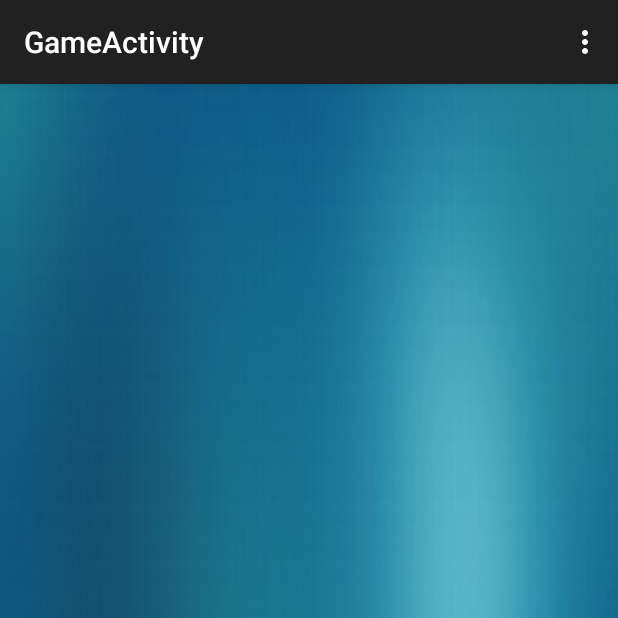
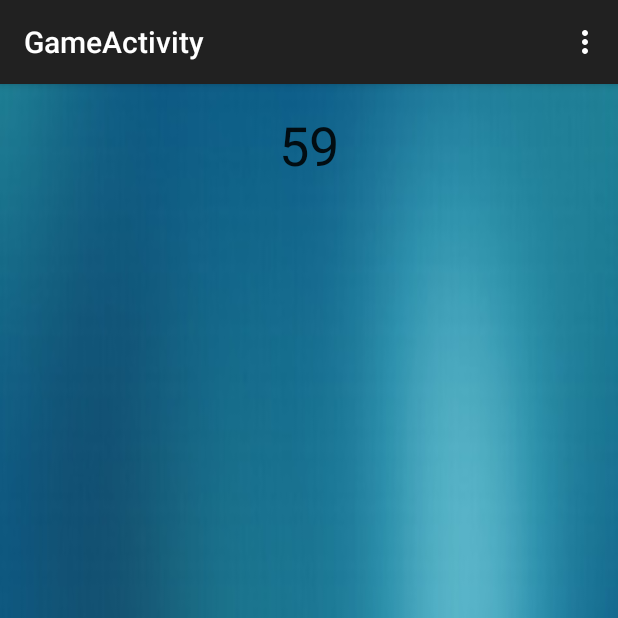
Before and after one commit to joasgarcia/IKnowThatSong, an Android app: the GameActivity screen opened directly, with no data from a screen before it, on a phone screen of 412 x 824 dp, the top half of it. Run offline under Robolectric (Android 15) with nearby library versions, the phone set to English and light mode, and no system bars.

Commit message:
Resolvendo conflitos

```diff
--- a/app/src/main/java/com/namelessproject/iknowthatsong/GameActivity.java
+++ b/app/src/main/java/com/namelessproject/iknowthatsong/GameActivity.java
@@ -4,6 +4,7 @@ import android.content.SharedPreferences;
 import android.content.pm.ActivityInfo;
 import android.media.MediaPlayer;
 import android.os.Bundle;
+import android.os.CountDownTimer;
 import android.os.SystemClock;
 import android.support.v7.app.ActionBarActivity;
 import android.view.Menu;
@@ -23,14 +24,15 @@ import java.util.HashMap;
 import java.util.List;
 import java.util.Random;
 import java.util.Timer;
+import java.util.TimerTask;
 
 public class GameActivity extends ActionBarActivity {
     MediaPlayer mp;
     ArrayList<HashMap<String, String>> listOfSong;
     ArrayList<HashMap<String, String>> listOfCurrentSongs = new ArrayList();
-    Timer timerAnimation;
     private SharedPreferences gamePrefs;
     public static final String GAME_PREFS = "ScoreFile";
+    TextView timerLabel;
 
     @Override
     protected void onCreate(Bundle savedInstanceState) {
@@ -42,16 +44,19 @@ public class GameActivity extends ActionBarActivity {
         SongsManager songsManager = new SongsManager();
         listOfSong = songsManager.getPlayList();
 
-        /*timerAnimation = new Timer();
-        timerAnimation.schedule(new TimerTask() {
-            @Override
-            public void run() {
-                createButton(0, "", false);
-                createButton(1, "", false);
-                createButton(2, "", false);
-                createButton(3, "", false);
+        timerLabel = (TextView)findViewById(R.id.txt_timer);
+
+        new CountDownTimer(60000, 1000) {
+
+            public void onTick(long millisUntilFinished) {
+                timerLabel.setText(new SimpleDateFormat("ss").format(new Date(millisUntilFinished)));
             }
-        }, 10000, 0);*/
+
+            public void onFinish() {
+                TextView _tv = (TextView)findViewById(R.id.txt_timer);
+                _tv.setText("done!");
+            }
+        }.start();
 
         newAttempt();
     }
@@ -65,9 +70,6 @@ public class GameActivity extends ActionBarActivity {
 
     @Override
     public boolean onOptionsItemSelected(MenuItem item) {
-        // Handle action bar item clicks here. The action bar will
-        // automatically handle clicks on the Home/Up button, so long
-        // as you specify a parent activity in AndroidManifest.xml.
         int id = item.getItemId();
         if (id == R.id.action_settings) {
             return true;
@@ -188,7 +190,7 @@ public class GameActivity extends ActionBarActivity {
                 });
             }
         } else{
-            timerAnimation.cancel();
+            //timer.cancel();
             mp.stop();
             buttonAnswer.setEnabled(false);
             buttonAnswer.setVisibility(View.INVISIBLE);
@@ -303,7 +305,6 @@ public class GameActivity extends ActionBarActivity {
                 scoreEdit.putString("highScores", "" + dateOutput + " - " + score);
                 scoreEdit.commit();
             }
-
         }
     }
 }
--- a/app/src/main/res/layout/activity_game.xml
+++ b/app/src/main/res/layout/activity_game.xml
@@ -15,10 +15,10 @@
         android:layout_height="wrap_content"
         android:text=""
         android:id="@+id/btn_0"
-        android:layout_marginTop="48dp"
         android:visibility="invisible"
-        android:layout_alignParentTop="true"
-        android:layout_alignParentLeft="true" />
+        android:layout_below="@+id/txt_timer"
+        android:layout_toRightOf="@+id/lbl_wrongAnswer"
+        android:layout_marginTop="40dp" />
 
     <Button
         android:layout_width="wrap_content"
@@ -73,4 +73,14 @@
         android:layout_alignParentBottom="true"
         android:layout_alignParentRight="true" />
 
+    <TextView
+        android:layout_width="wrap_content"
+        android:layout_height="wrap_content"
+        android:textAppearance="?android:attr/textAppearanceLarge"
+        android:text="60"
+        android:id="@+id/txt_timer"
+        android:layout_alignParentTop="true"
+        android:layout_centerHorizontal="true"
+        android:textSize="36dp"/>
+
 </RelativeLayout>
```
